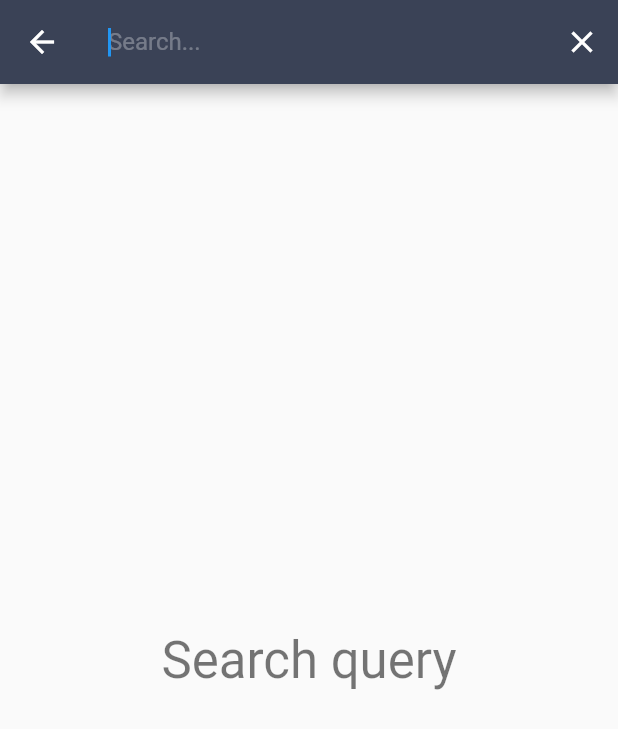
After one commit to MGabor11/FlutterApp, a Flutter app: the GithubPage screen opened directly, after a tap on the "search" icon, on a phone screen of 412 x 824 dp. The commit adds this screen. Shown: the top 729 px of the screen. Run offline on Flutter 3.47's test engine with Material 2 defaults, Android fonts, the phone set to English and light mode, and no system bars; our stand-ins replace bloc, equatable, flutter_bloc, shared_preferences; accounts and stored records are empty; statements that could not run were skipped.

Commit message:
Add GitHub search bar to toolbar, create required helper classes

```diff
--- a/lib/counter/counter_event.dart
+++ b/lib/counter/counter_event.dart
@@ -1,5 +1,19 @@
-abstract class CounterEvent {}
+import 'package:equatable/equatable.dart';
 
-class IncrementEvent extends CounterEvent {}
+abstract class CounterEvent extends Equatable {
+  CounterEvent([List props = const []]) : super(props);
+}
 
-class DecrementEvent extends CounterEvent {}
+class IncrementEvent extends CounterEvent {
+  @override
+  String toString() {
+    return 'onIncrement';
+  }
+}
+
+class DecrementEvent extends CounterEvent {
+  @override
+  String toString() {
+    return 'onDecrement';
+  }
+}
--- /dev/null
+++ b/lib/github/github_bloc.dart
@@ -0,0 +1,32 @@
+import 'package:bloc/bloc.dart';
+
+import 'github_event.dart';
+import 'github_state.dart';
+
+class GithubBloc extends Bloc<GithubEvent, GithubState> {
+
+  /*void onIncrement() {
+    dispatch(IncrementEvent());
+  }
+
+  void onDecrement() {
+    dispatch(DecrementEvent());
+  }*/
+
+  @override
+  GithubState get initialState =>GithubInitial();
+
+  @override
+  Stream<GithubState> mapEventToState(GithubEvent event) async*{
+
+  }
+
+  /*@override
+  Stream<CounterState> mapEventToState(CounterEvent event) async* {
+    if (event is IncrementEvent) {
+      yield CounterState(counter: currentState.counter + 1);
+    } else if (event is DecrementEvent) {
+      yield CounterState(counter: currentState.counter - 1);
+    }
+  }*/
+}
--- /dev/null
+++ b/lib/github/github_event.dart
@@ -0,0 +1,15 @@
+import 'package:equatable/equatable.dart';
+import 'package:meta/meta.dart';
+
+abstract class GithubEvent extends Equatable {
+  GithubEvent([List props = const []]) : super(props);
+}
+
+class SearchStarted extends GithubEvent {
+  final String text;
+
+  SearchStarted({@required this.text}) : super([text]);
+
+  @override
+  String toString() => 'SearchStarted {$text}';
+}
--- /dev/null
+++ b/lib/github/github_page.dart
@@ -0,0 +1,161 @@
+import 'dart:io';
+
+import 'package:flutter/material.dart';
+import 'package:flutter_bloc/flutter_bloc.dart';
+import 'package:my_app/counter/counter.dart';
+import 'package:my_app/counter/counter_progress_widget.dart';
+import 'package:my_app/widget/simple_checkbox_widget.dart';
+
+import 'github_bloc.dart';
+
+class GithubPage extends StatefulWidget {
+  GithubPage({Key key, @required this.title}) : super(key: key);
+
+  final String title;
+
+  @override
+  _GithubPageState createState() => _GithubPageState();
+}
+
+class _GithubPageState extends State<GithubPage> {
+
+  static final GlobalKey<ScaffoldState> scaffoldKey = new GlobalKey<ScaffoldState>();
+
+  GithubBloc _githubBloc;
+
+  TextEditingController _searchQuery;
+  bool _isSearching = false;
+  String searchQuery = "Search query";
+
+  @override
+  void initState() {
+    _githubBloc = GithubBloc();
+    super.initState();
+    _searchQuery = new TextEditingController();
+  }
+
+  void _startSearch() {
+    print("open search box");
+    ModalRoute
+        .of(context)
+        .addLocalHistoryEntry(new LocalHistoryEntry(onRemove: _stopSearching));
+
+    setState(() {
+      _isSearching = true;
+    });
+  }
+
+  void _stopSearching() {
+    _clearSearchQuery();
+
+    setState(() {
+      _isSearching = false;
+    });
+  }
+
+  void _clearSearchQuery() {
+    print("close search box");
+    setState(() {
+      _searchQuery.clear();
+      updateSearchQuery("Search query");
+    });
+  }
+
+  Widget _buildTitle(BuildContext context) {
+    var horizontalTitleAlignment =
+    Platform.isIOS ? CrossAxisAlignment.center : CrossAxisAlignment.start;
+
+    return new InkWell(
+      onTap: () => scaffoldKey.currentState.openDrawer(),
+      child: new Padding(
+        padding: const EdgeInsets.symmetric(horizontal: 12.0),
+        child: new Column(
+          mainAxisAlignment: MainAxisAlignment.center,
+          crossAxisAlignment: horizontalTitleAlignment,
+          children: <Widget>[
+            const Text('Seach box'),
+          ],
+        ),
+      ),
+    );
+  }
+
+  Widget _buildSearchField() {
+    return new TextField(
+      controller: _searchQuery,
+      autofocus: true,
+      decoration: const InputDecoration(
+        hintText: 'Search...',
+        border: InputBorder.none,
+        hintStyle: const TextStyle(color: Colors.white30),
+      ),
+      style: const TextStyle(color: Colors.white, fontSize: 16.0),
+      onChanged: updateSearchQuery,
+    );
+  }
+
+  void updateSearchQuery(String newQuery) {
+
+    setState(() {
+      searchQuery = newQuery;
+    });
+    print("search query " + newQuery);
+
+  }
+
+  List<Widget> _buildActions() {
+
+    if (_isSearching) {
+      return <Widget>[
+        new IconButton(
+          icon: const Icon(Icons.clear),
+          onPressed: () {
+            if (_searchQuery == null || _searchQuery.text.isEmpty) {
+              Navigator.pop(context);
+              return;
+            }
+            _clearSearchQuery();
+          },
+        ),
+      ];
+    }
+
+    return <Widget>[
+      new IconButton(
+        icon: const Icon(Icons.search),
+        onPressed: _startSearch,
+      ),
+    ];
+  }
+
+  @override
+  Widget build(BuildContext context) {
+    return new Scaffold(
+      key: scaffoldKey,
+      appBar: new AppBar(
+        leading: _isSearching ? const BackButton() : null,
+        title: _isSearching ? _buildSearchField() : _buildTitle(context),
+        actions: _buildActions(),
+      ),
+      body: new Center(
+        child: new Column(
+          mainAxisAlignment: MainAxisAlignment.center,
+          children: <Widget>[
+            new Text(
+              '$searchQuery',
+              style: Theme.of(context).textTheme.display1,
+            ),
+          ],
+        ),
+      ),
+    );
+  }
+
+  @override
+  void dispose() {
+    _githubBloc.dispose();
+    super.dispose();
+  }
+
+//https://www.developerlibs.com/2018/06/flutter-apply-search-box-in-appbar.html
+}
--- /dev/null
+++ b/lib/github/github_state.dart
@@ -0,0 +1,30 @@
+import 'package:equatable/equatable.dart';
+import 'package:meta/meta.dart';
+
+abstract class GithubState extends Equatable {
+  GithubState([List props = const []]) : super(props);
+}
+
+class GithubInitial extends GithubState {
+  @override
+  String toString() => 'LoginInitial';
+}
+
+class GithubLoading extends GithubState {
+  @override
+  String toString() => 'LoginLoading';
+}
+
+class GithubResult extends GithubState {
+  @override
+  String toString() => 'GithubResult';
+}
+
+class GithubFailure extends GithubState {
+  final String error;
+
+  GithubFailure({@required this.error}) : super([error]);
+
+  @override
+  String toString() => 'GithubFailure { error: $error }';
+}
```
Also changed, not shown: lib/home/home_page.dart (+12 -2 lines), lib/repository/github_repository.dart (added, +49 -0 lines).
